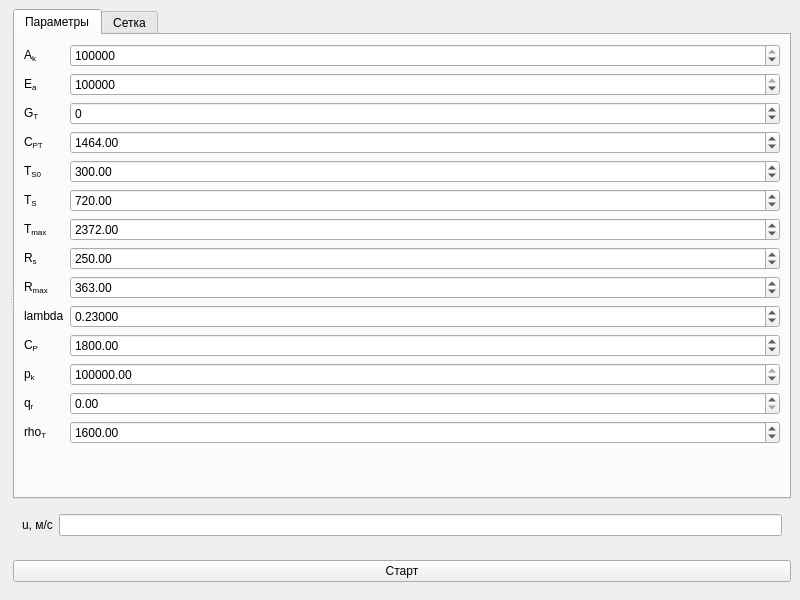
Qt form GUI/burn_problem.ui (gnwgnw/BurnProblem) before a commit.
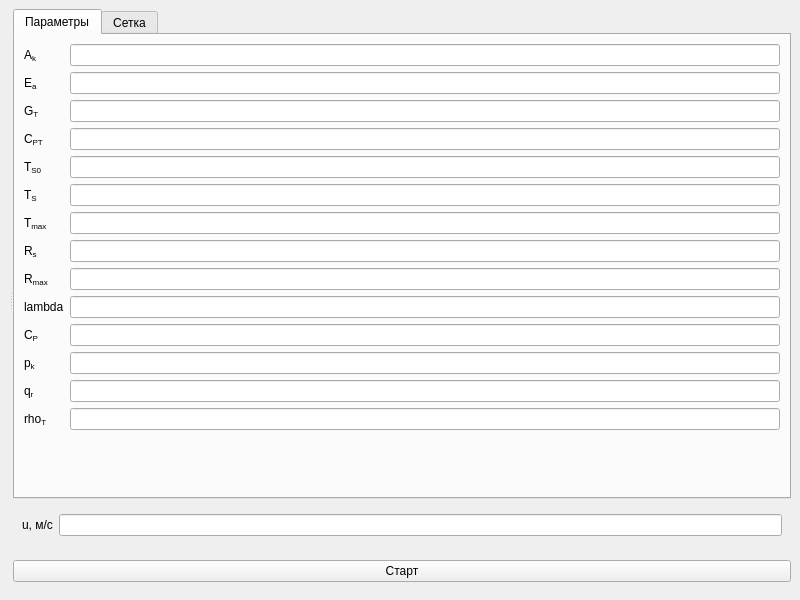
The same form after that commit. The open tabs and pages were chosen to show the change.

Commit message: Change controls panel to line edit

Patch:
```diff
--- a/GUI/burn_problem.ui
+++ b/GUI/burn_problem.ui
@@ -134,194 +134,46 @@
              </widget>
             </item>
             <item row="0" column="1">
-             <widget class="QDoubleSpinBox" name="doubleSpinBox_A_k">
-              <property name="decimals">
-               <number>0</number>
-              </property>
-              <property name="minimum">
-               <double>-1000000000000000.000000000000000</double>
-              </property>
-              <property name="maximum">
-               <double>1000000000000000.000000000000000</double>
-              </property>
-              <property name="value">
-               <double>1000000000.000000000000000</double>
-              </property>
-             </widget>
+             <widget class="QLineEdit" name="edit_A_k"/>
             </item>
             <item row="1" column="1">
-             <widget class="QDoubleSpinBox" name="doubleSpinBox_E_a">
-              <property name="decimals">
-               <number>0</number>
-              </property>
-              <property name="minimum">
-               <double>-10000000000.000000000000000</double>
-              </property>
-              <property name="maximum">
-               <double>100000000000.000000000000000</double>
-              </property>
-              <property name="singleStep">
-               <double>10000.000000000000000</double>
-              </property>
-              <property name="value">
-               <double>4200000.000000000000000</double>
-              </property>
-             </widget>
+             <widget class="QLineEdit" name="edit_E_a"/>
             </item>
             <item row="2" column="1">
-             <widget class="QDoubleSpinBox" name="doubleSpinBox_G_t">
-              <property name="decimals">
-               <number>0</number>
-              </property>
-              <property name="minimum">
-               <double>-10000000000000000.000000000000000</double>
-              </property>
-              <property name="maximum">
-               <double>10000000000000000.000000000000000</double>
-              </property>
-              <property name="singleStep">
-               <double>1000000.000000000000000</double>
-              </property>
-             </widget>
+             <widget class="QLineEdit" name="edit_G_t"/>
             </item>
             <item row="3" column="1">
-             <widget class="QDoubleSpinBox" name="doubleSpinBox_C_pt">
-              <property name="minimum">
-               <double>-100000.000000000000000</double>
-              </property>
-              <property name="maximum">
-               <double>100000.000000000000000</double>
-              </property>
-              <property name="singleStep">
-               <double>100.000000000000000</double>
-              </property>
-              <property name="value">
-               <double>1464.000000000000000</double>
-              </property>
-             </widget>
+             <widget class="QLineEdit" name="edit_C_pt"/>
             </item>
             <item row="4" column="1">
-             <widget class="QDoubleSpinBox" name="doubleSpinBox_T_s0">
-              <property name="maximum">
-               <double>10000.000000000000000</double>
-              </property>
-              <property name="singleStep">
-               <double>10.000000000000000</double>
-              </property>
-              <property name="value">
-               <double>300.000000000000000</double>
-              </property>
-             </widget>
+             <widget class="QLineEdit" name="edit_T_s0"/>
             </item>
             <item row="5" column="1">
-             <widget class="QDoubleSpinBox" name="doubleSpinBox_T_s">
-              <property name="maximum">
-               <double>10000.000000000000000</double>
-              </property>
-              <property name="singleStep">
-               <double>10.000000000000000</double>
-              </property>
-              <property name="value">
-               <double>720.000000000000000</double>
-              </property>
-             </widget>
+             <widget class="QLineEdit" name="edit_T_s"/>
             </item>
             <item row="6" column="1">
-             <widget class="QDoubleSpinBox" name="doubleSpinBox_T_max">
-              <property name="maximum">
-               <double>10000.000000000000000</double>
-              </property>
-              <property name="singleStep">
-               <double>10.000000000000000</double>
-              </property>
-              <property name="value">
-               <double>2372.000000000000000</double>
-              </property>
-             </widget>
+             <widget class="QLineEdit" name="edit_T_max"/>
             </item>
             <item row="7" column="1">
-             <widget class="QDoubleSpinBox" name="doubleSpinBox_R_s">
-              <property name="maximum">
-               <double>10000.000000000000000</double>
-              </property>
-              <property name="singleStep">
-               <double>10.000000000000000</double>
-              </property>
-              <property name="value">
-               <double>250.000000000000000</double>
-              </property>
-             </widget>
+             <widget class="QLineEdit" name="edit_R_s"/>
             </item>
             <item row="8" column="1">
-             <widget class="QDoubleSpinBox" name="doubleSpinBox_R_max">
-              <property name="maximum">
-               <double>10000.000000000000000</double>
-              </property>
-              <property name="singleStep">
-               <double>10.000000000000000</double>
-              </property>
-              <property name="value">
-               <double>363.000000000000000</double>
-              </property>
-             </widget>
+             <widget class="QLineEdit" name="edit_R_max"/>
             </item>
             <item row="9" column="1">
-             <widget class="QDoubleSpinBox" name="doubleSpinBox_lambda">
-              <property name="decimals">
-               <number>5</number>
-              </property>
-              <property name="maximum">
-               <double>100.000000000000000</double>
-              </property>
-              <property name="singleStep">
-               <double>0.010000000000000</double>
-              </property>
-              <property name="value">
-               <double>0.230000000000000</double>
-              </property>
-             </widget>
+             <widget class="QLineEdit" name="edit_lambda"/>
             </item>
             <item row="10" column="1">
-             <widget class="QDoubleSpinBox" name="doubleSpinBox_C_p">
-              <property name="maximum">
-               <double>10000.000000000000000</double>
-              </property>
-              <property name="singleStep">
-               <double>10.000000000000000</double>
-              </property>
-              <property name="value">
-               <double>1800.000000000000000</double>
-              </property>
-             </widget>
+             <widget class="QLineEdit" name="edit_C_p"/>
             </item>
             <item row="11" column="1">
-             <widget class="QDoubleSpinBox" name="doubleSpinBox_p_k">
-              <property name="maximum">
-               <double>10000000000.000000000000000</double>
-              </property>
-              <property name="singleStep">
-               <double>1000000.000000000000000</double>
-              </property>
-              <property name="value">
-               <double>1000000.000000000000000</double>
-              </property>
-             </widget>
+             <widget class="QLineEdit" name="edit_p_k"/>
             </item>
             <item row="12" column="1">
-             <widget class="QDoubleSpinBox" name="doubleSpinBox_q_r"/>
+             <widget class="QLineEdit" name="edit_q_r"/>
             </item>
             <item row="13" column="1">
-             <widget class="QDoubleSpinBox" name="doubleSpinBox_rho_t">
-              <property name="maximum">
-               <double>10000.000000000000000</double>
-              </property>
-              <property name="singleStep">
-               <double>10.000000000000000</double>
-              </property>
-              <property name="value">
-               <double>1600.000000000000000</double>
-              </property>
-             </widget>
+             <widget class="QLineEdit" name="edit_rho_t"/>
             </item>
            </layout>
           </widget>
```
Left out of the diff: 81 changed lines with no effect on the pictures. The commit also changes 3 other files.
